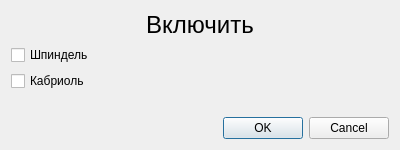
Above: KAMEditor/gui/commands/ondialog.ui from Xtail96/SML before the change. Below: the same form after it.
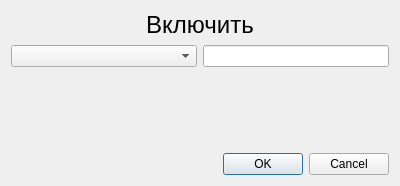
That is the form after the change.

What changed in the file:
```diff
--- a/KAMEditor/gui/commands/ondialog.ui
+++ b/KAMEditor/gui/commands/ondialog.ui
@@ -7,7 +7,7 @@
     <x>0</x>
     <y>0</y>
     <width>400</width>
-    <height>150</height>
+    <height>186</height>
    </rect>
   </property>
   <property name="windowTitle">
@@ -20,41 +20,18 @@
    <string>&lt;html&gt;&lt;head/&gt;&lt;body&gt;&lt;p align=&quot;justify&quot;&gt;&lt;span style=&quot; font-size:12pt;&quot;&gt;Быстрая клавиша &lt;/span&gt;&lt;span style=&quot; font-size:12pt; color:#3300ff;&quot;&gt;1 &lt;/span&gt;&lt;span style=&quot; font-size:12pt;&quot;&gt;&lt;br/&gt;ВКЛЮЧИТЬ [&lt;/span&gt;&lt;span style=&quot; font-size:12pt; font-weight:600;&quot;&gt;НОМЕРА УСТРОЙСТВ&lt;/span&gt;&lt;span style=&quot; font-size:12pt;&quot;&gt;] &lt;br/&gt;Включает выбранные устройства. &lt;/span&gt;&lt;/p&gt;&lt;/body&gt;&lt;/html&gt;</string>
   </property>
   <layout class="QGridLayout" name="gridLayout">
-   <item row="3" column="0">
-    <widget class="QCheckBox" name="spindle_on_checkBox">
-     <property name="sizePolicy">
-      <sizepolicy hsizetype="Minimum" vsizetype="Fixed">
-       <horstretch>2</horstretch>
-       <verstretch>0</verstretch>
-      </sizepolicy>
-     </property>
-     <property name="text">
-      <string>Шпиндель</string>
-     </property>
-    </widget>
-   </item>
-   <item row="4" column="0">
-    <widget class="QCheckBox" name="kabriol_on_checkBox">
-     <property name="sizePolicy">
-      <sizepolicy hsizetype="Minimum" vsizetype="Fixed">
-       <horstretch>2</horstretch>
-       <verstretch>0</verstretch>
-      </sizepolicy>
-     </property>
-     <property name="text">
-      <string>Кабриоль</string>
-     </property>
-    </widget>
-   </item>
-   <item row="7" column="0" colspan="2">
-    <widget class="QDialogButtonBox" name="buttonBox">
+   <item row="5" column="0" colspan="2">
+    <spacer name="verticalSpacer">
      <property name="orientation">
-      <enum>Qt::Horizontal</enum>
+      <enum>Qt::Vertical</enum>
      </property>
-     <property name="standardButtons">
-      <set>QDialogButtonBox::Cancel|QDialogButtonBox::Ok</set>
+     <property name="sizeHint" stdset="0">
+      <size>
+       <width>20</width>
+       <height>100</height>
+      </size>
      </property>
-    </widget>
+    </spacer>
    </item>
    <item row="0" column="0" colspan="2">
     <widget class="QLabel" name="on_action_label">
@@ -77,18 +54,28 @@
      </property>
     </widget>
    </item>
-   <item row="5" column="0">
-    <spacer name="verticalSpacer">
+   <item row="3" column="0">
+    <widget class="QComboBox" name="devicesComboBox"/>
+   </item>
+   <item row="3" column="1">
+    <widget class="QLineEdit" name="argumentsLineEdit">
+     <property name="sizePolicy">
+      <sizepolicy hsizetype="Preferred" vsizetype="Fixed">
+       <horstretch>0</horstretch>
+       <verstretch>0</verstretch>
+      </sizepolicy>
+     </property>
+    </widget>
+   </item>
+   <item row="7" column="0" colspan="2">
+    <widget class="QDialogButtonBox" name="buttonBox">
      <property name="orientation">
-      <enum>Qt::Vertical</enum>
+      <enum>Qt::Horizontal</enum>
      </property>
-     <property name="sizeHint" stdset="0">
-      <size>
-       <width>20</width>
-       <height>100</height>
-      </size>
+     <property name="standardButtons">
+      <set>QDialogButtonBox::Cancel|QDialogButtonBox::Ok</set>
      </property>
-    </spacer>
+    </widget>
    </item>
   </layout>
  </widget>
```
